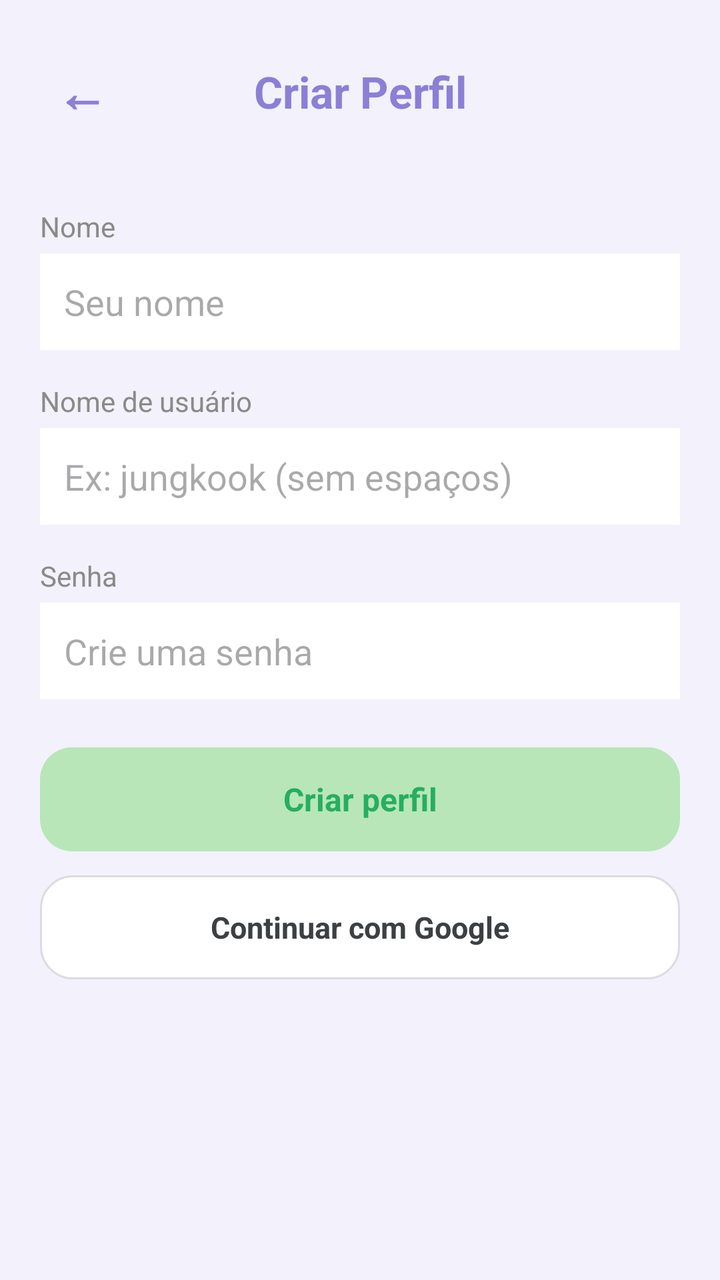
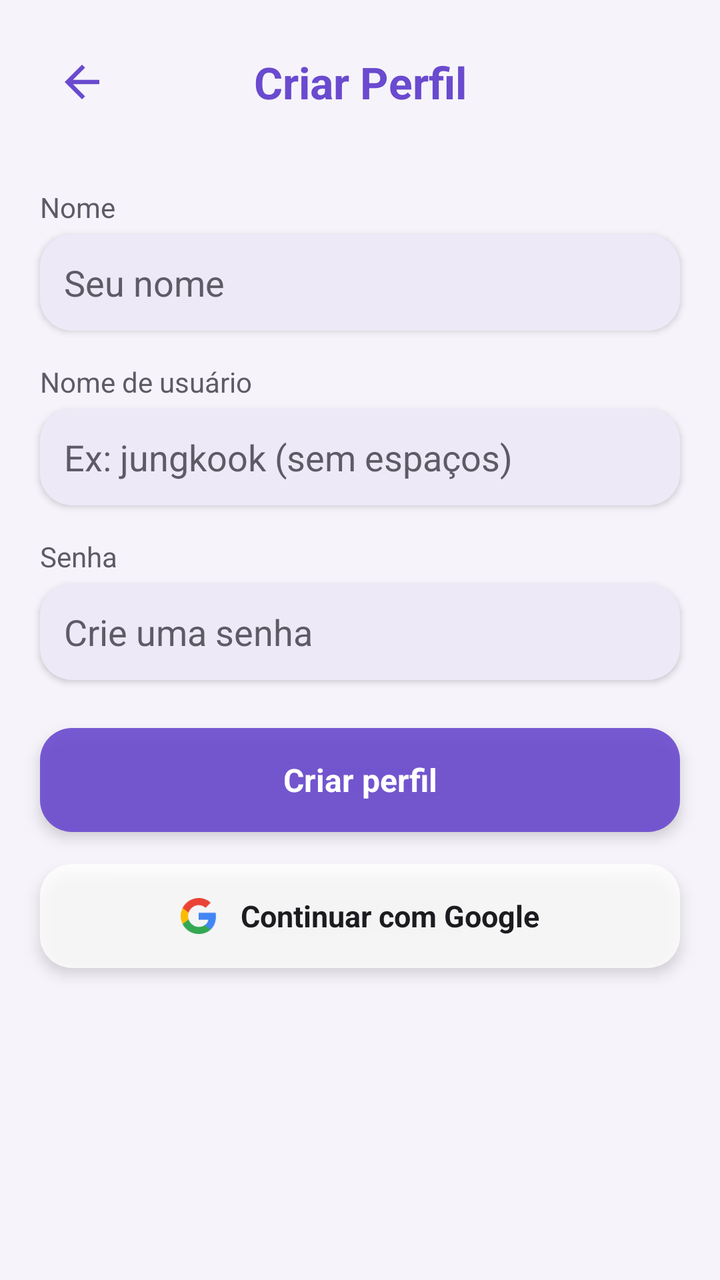

Compare the two renders of this Android layout. The source of the first and the diff that turns it into the second are given below.
<!-- AndroidManifest.xml: activity theme Theme.MeetBeat -->
<!-- res/layout/activity_cadastro.xml -->
<?xml version="1.0" encoding="utf-8"?>
<ScrollView xmlns:android="http://schemas.android.com/apk/res/android"
    android:layout_width="match_parent"
    android:layout_height="match_parent"
    android:background="@color/purple_light">

    <LinearLayout
        android:layout_width="match_parent"
        android:layout_height="wrap_content"
        android:orientation="vertical"
        android:padding="20dp">

        <LinearLayout
            android:layout_width="match_parent"
            android:layout_height="wrap_content"
            android:orientation="horizontal"
            android:gravity="center_vertical"
            android:paddingBottom="16dp">

            <TextView
                android:id="@+id/btnVoltarCadastro"
                android:layout_width="wrap_content"
                android:layout_height="wrap_content"
                android:text="←"
                android:textSize="26sp"
                android:textColor="@color/purple_primary"
                android:textStyle="bold"
                android:padding="8dp"
                android:clickable="true"
                android:focusable="true" />

            <TextView
                android:layout_width="0dp"
                android:layout_height="wrap_content"
                android:layout_weight="1"
                android:text="Criar Perfil"
                android:textColor="@color/purple_primary"
                android:textSize="22sp"
                android:textStyle="bold"
                android:gravity="center" />

            <View
                android:layout_width="42dp"
                android:layout_height="1dp" />

        </LinearLayout>

        
        <TextView
            android:layout_width="wrap_content"
            android:layout_height="wrap_content"
            android:layout_marginTop="16dp"
            android:text="Nome"
            android:textColor="@color/text_gray"
            android:textSize="14sp" />

        <EditText
            android:id="@+id/editNome"
            android:layout_width="match_parent"
            android:layout_height="wrap_content"
            android:background="@color/card_background"
            android:padding="12dp"
            android:layout_marginTop="4dp"
            android:hint="Seu nome" />

        
        <TextView
            android:layout_width="wrap_content"
            android:layout_height="wrap_content"
            android:layout_marginTop="16dp"
            android:text="Nome de usuário"
            android:textColor="@color/text_gray"
            android:textSize="14sp" />

        <EditText
            android:id="@+id/editUsername"
            android:layout_width="match_parent"
            android:layout_height="wrap_content"
            android:background="@color/card_background"
            android:padding="12dp"
            android:layout_marginTop="4dp"
            android:hint="Ex: jungkook (sem espaços)" />

        
        <TextView
            android:layout_width="wrap_content"
            android:layout_height="wrap_content"
            android:layout_marginTop="16dp"
            android:text="Senha"
            android:textColor="@color/text_gray"
            android:textSize="14sp" />

        <EditText
            android:id="@+id/editSenhaCadastro"
            android:layout_width="match_parent"
            android:layout_height="wrap_content"
            android:background="@color/card_background"
            android:padding="12dp"
            android:layout_marginTop="4dp"
            android:hint="Crie uma senha"
            android:inputType="textPassword" />

        
        <TextView
            android:id="@+id/btnSalvarCadastro"
            android:layout_width="match_parent"
            android:layout_height="52dp"
            android:layout_marginTop="24dp"
            android:background="@drawable/bg_button_accept"
            android:gravity="center"
            android:text="Criar perfil"
            android:textColor="#27AE60"
            android:textStyle="bold"
            android:textSize="16sp"
            android:clickable="true"
            android:focusable="true" />

        <TextView
            android:id="@+id/btnCadastroGoogle"
            android:layout_width="match_parent"
            android:layout_height="52dp"
            android:layout_marginTop="12dp"
            android:background="@drawable/bg_button_google"
            android:gravity="center"
            android:text="Continuar com Google"
            android:textColor="#3C4043"
            android:textStyle="bold"
            android:textSize="15sp"
            android:clickable="true"
            android:focusable="true" />

    </LinearLayout>

</ScrollView>
<!-- resources referenced by this layout -->
<resources>
  <color name="card_background">#FFFFFF</color>
  <color name="purple_light">#F3F1FB</color>
  <color name="purple_primary">#8B7FD6</color>
  <color name="text_gray">#8A8A8A</color>
  <!-- drawable bg_button_accept (drawable) -->
  <?xml version="1.0" encoding="utf-8"?>
  <shape xmlns:android="http://schemas.android.com/apk/res/android"
      android:shape="rectangle">
      <solid android:color="@color/accept_green" />
      <corners android:radius="16dp" />
  </shape>
  <!-- drawable bg_button_google (drawable) -->
  <?xml version="1.0" encoding="utf-8"?>
  <shape xmlns:android="http://schemas.android.com/apk/res/android"
      android:shape="rectangle">
      <solid android:color="#FFFFFF" />
      <stroke android:width="1dp" android:color="#DADCE0" />
      <corners android:radius="16dp" />
  </shape>
  <style name="Theme.MeetBeat" parent="Base.Theme.MeetBeat" />
  <color name="accept_green">#B8E6B8</color>
  <style name="Base.Theme.MeetBeat" parent="Theme.Material3.DayNight.NoActionBar">
          
          
      </style>
</resources>

<!-- the commit's change to res/layout/activity_cadastro.xml (unified diff, before → after) -->
@@ -8,6 +8,8 @@
         android:layout_width="match_parent"
         android:layout_height="wrap_content"
         android:orientation="vertical"
+        android:clipChildren="false"
+        android:clipToPadding="false"
         android:padding="20dp">
 
         <LinearLayout
@@ -17,14 +19,11 @@
             android:gravity="center_vertical"
             android:paddingBottom="16dp">
 
-            <TextView
+            <ImageView
                 android:id="@+id/btnVoltarCadastro"
-                android:layout_width="wrap_content"
-                android:layout_height="wrap_content"
-                android:text="←"
-                android:textSize="26sp"
-                android:textColor="@color/purple_primary"
-                android:textStyle="bold"
+                android:layout_width="42dp"
+                android:layout_height="42dp"
+                android:src="@drawable/ic_back"
                 android:padding="8dp"
                 android:clickable="true"
                 android:focusable="true" />
@@ -58,7 +57,10 @@
             android:id="@+id/editNome"
             android:layout_width="match_parent"
             android:layout_height="wrap_content"
-            android:background="@color/card_background"
+            android:background="@drawable/bg_input_field"
+            android:elevation="2dp"
+            android:textColor="@color/text_dark"
+            android:textColorHint="@color/text_gray"
             android:padding="12dp"
             android:layout_marginTop="4dp"
             android:hint="Seu nome" />
@@ -76,7 +78,10 @@
             android:id="@+id/editUsername"
             android:layout_width="match_parent"
             android:layout_height="wrap_content"
-            android:background="@color/card_background"
+            android:background="@drawable/bg_input_field"
+            android:elevation="2dp"
+            android:textColor="@color/text_dark"
+            android:textColorHint="@color/text_gray"
             android:padding="12dp"
             android:layout_marginTop="4dp"
             android:hint="Ex: jungkook (sem espaços)" />
@@ -94,7 +99,10 @@
             android:id="@+id/editSenhaCadastro"
             android:layout_width="match_parent"
             android:layout_height="wrap_content"
-            android:background="@color/card_background"
+            android:background="@drawable/bg_input_field"
+            android:elevation="2dp"
+            android:textColor="@color/text_dark"
+            android:textColorHint="@color/text_gray"
             android:padding="12dp"
             android:layout_marginTop="4dp"
             android:hint="Crie uma senha"
@@ -107,27 +115,42 @@
             android:layout_height="52dp"
             android:layout_marginTop="24dp"
             android:background="@drawable/bg_button_accept"
+            android:elevation="4dp"
             android:gravity="center"
             android:text="Criar perfil"
-            android:textColor="#27AE60"
+            android:textColor="@color/vidro_conteudo_claro"
             android:textStyle="bold"
             android:textSize="16sp"
             android:clickable="true"
             android:focusable="true" />
 
-        <TextView
+        <LinearLayout
             android:id="@+id/btnCadastroGoogle"
             android:layout_width="match_parent"
             android:layout_height="52dp"
-            android:layout_marginTop="12dp"
+            android:layout_marginTop="16dp"
             android:background="@drawable/bg_button_google"
+            android:elevation="4dp"
+            android:orientation="horizontal"
             android:gravity="center"
-            android:text="Continuar com Google"
-            android:textColor="#3C4043"
-            android:textStyle="bold"
-            android:textSize="15sp"
             android:clickable="true"
-            android:focusable="true" />
+            android:focusable="true">
+
+            <ImageView
+                android:layout_width="18dp"
+                android:layout_height="18dp"
+                android:src="@drawable/ic_google_logo" />
+
+            <TextView
+                android:layout_width="wrap_content"
+                android:layout_height="wrap_content"
+                android:layout_marginStart="12dp"
+                android:text="Continuar com Google"
+                android:textColor="@color/text_dark"
+                android:textStyle="bold"
+                android:textSize="15sp" />
+
+        </LinearLayout>
 
     </LinearLayout>
 
<!-- resource entries referenced after the edit -->
@@ -1,26 +1,65 @@
 <!-- resources referenced by this layout -->
 <resources>
-  <color name="card_background">#FFFFFF</color>
-  <color name="purple_light">#F3F1FB</color>
-  <color name="purple_primary">#8B7FD6</color>
-  <color name="text_gray">#8A8A8A</color>
+  <color name="card_background">#EEE9F7</color>
+  <color name="purple_light">#F6F4FA</color>
+  <color name="purple_primary">#6A4ACF</color>
+  <color name="text_dark">#1C1B1F</color>
+  <color name="text_gray">#5E5A66</color>
+  <color name="vidro_conteudo_claro">#FFFFFFFF</color>
   <!-- drawable bg_button_accept (drawable) -->
   <?xml version="1.0" encoding="utf-8"?>
   <shape xmlns:android="http://schemas.android.com/apk/res/android"
       android:shape="rectangle">
-      <solid android:color="@color/accept_green" />
+      <solid android:color="@color/vidro_fundo_intenso" />
       <corners android:radius="16dp" />
   </shape>
   <!-- drawable bg_button_google (drawable) -->
   <?xml version="1.0" encoding="utf-8"?>
   <shape xmlns:android="http://schemas.android.com/apk/res/android"
       android:shape="rectangle">
-      <solid android:color="#FFFFFF" />
-      <stroke android:width="1dp" android:color="#DADCE0" />
+      <solid android:color="@color/vidro_fundo" />
       <corners android:radius="16dp" />
   </shape>
+  <!-- drawable bg_input_field (drawable) -->
+  <?xml version="1.0" encoding="utf-8"?>
+  <shape xmlns:android="http://schemas.android.com/apk/res/android"
+      android:shape="rectangle">
+      <solid android:color="@color/card_background" />
+      <corners android:radius="16dp" />
+  </shape>
+  <!-- drawable ic_back (drawable) -->
+  <vector xmlns:android="http://schemas.android.com/apk/res/android"
+      android:width="24dp"
+      android:height="24dp"
+      android:viewportWidth="24"
+      android:viewportHeight="24">
+    <path
+        android:fillColor="@color/purple_primary"
+        android:pathData="M20,11H7.83l5.59,-5.59L12,4l-8,8 8,8 1.41,-1.41L7.83,13H20v-2z"/>
+  </vector>
+  <!-- drawable ic_google_logo (drawable) -->
+  <?xml version="1.0" encoding="utf-8"?>
+  <vector xmlns:android="http://schemas.android.com/apk/res/android"
+      android:width="18dp"
+      android:height="18dp"
+      android:viewportWidth="18"
+      android:viewportHeight="18">
+      <path
+          android:fillColor="#4285F4"
+          android:pathData="M17.64,9.2045c0,-0.6382 -0.0573,-1.2518 -0.1646,-1.8409H9v3.4818h4.8436c-0.2086,1.125 -0.8427,2.0782 -1.7964,2.7159v2.2582h2.9082c1.7018,-1.5673 2.6836,-3.8741 2.6836,-6.615z" />
+      <path
+          android:fillColor="#34A853"
+          android:pathData="M9,18c2.43,0 4.4673,-0.8059 5.9564,-2.1818l-2.9082,-2.2582c-0.8059,0.54 -1.8373,0.8591 -3.0482,0.8591 -2.3441,0 -4.3282,-1.5832 -5.0364,-3.7091H0.9573v2.3318C2.4382,15.9832 5.4818,18 9,18z" />
+      <path
+          android:fillColor="#FBBC05"
+          android:pathData="M3.9636,10.71c-0.18,-0.54 -0.2809,-1.1168 -0.2809,-1.71s0.1009,-1.17 0.2809,-1.71V4.9582H0.9573C0.3477,6.1732 0,7.5477 0,9s0.3477,2.8268 0.9573,4.0418z" />
+      <path
+          android:fillColor="#EA4335"
+          android:pathData="M9,3.5795c1.3214,0 2.5077,0.4541 3.4405,1.3459l2.5818,-2.5818C13.4632,0.8918 11.4259,0 9,0 5.4818,0 2.4382,2.0168 0.9573,4.9582L3.9636,7.29C4.6718,5.1641 6.6559,3.5795 9,3.5795z" />
+  </vector>
   <style name="Theme.MeetBeat" parent="Base.Theme.MeetBeat" />
-  <color name="accept_green">#B8E6B8</color>
+  <color name="vidro_fundo_intenso">#E66A4ACF</color>
+  <color name="vidro_fundo">#CCFFFFFF</color>
   <style name="Base.Theme.MeetBeat" parent="Theme.Material3.DayNight.NoActionBar">
           
           
